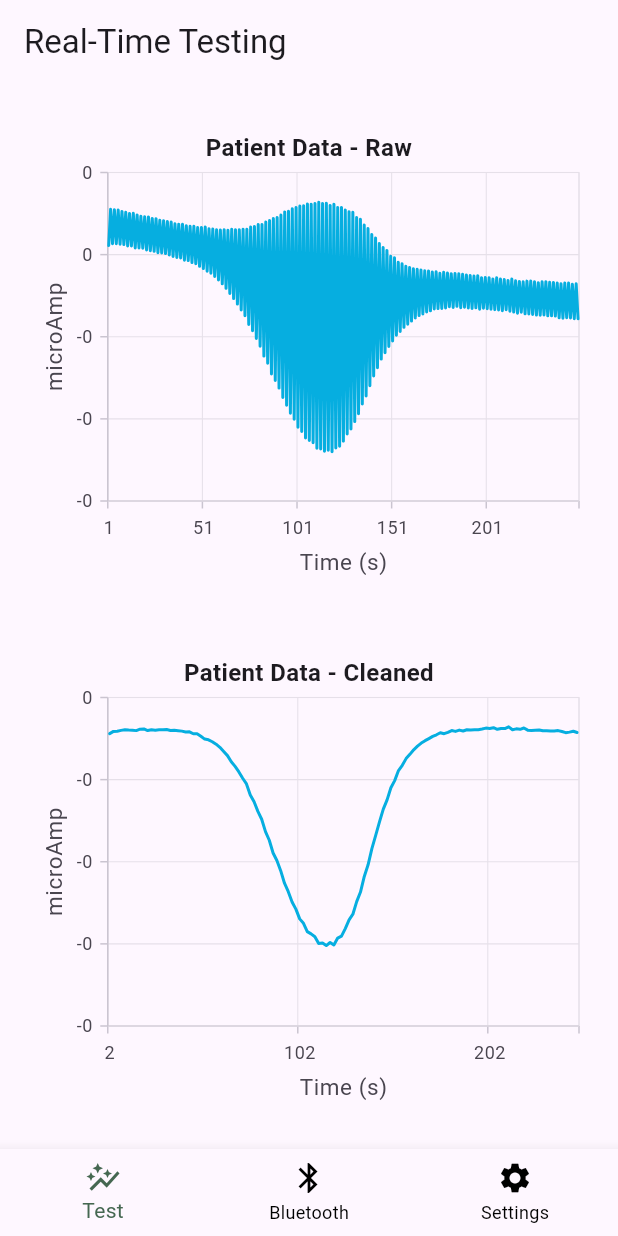
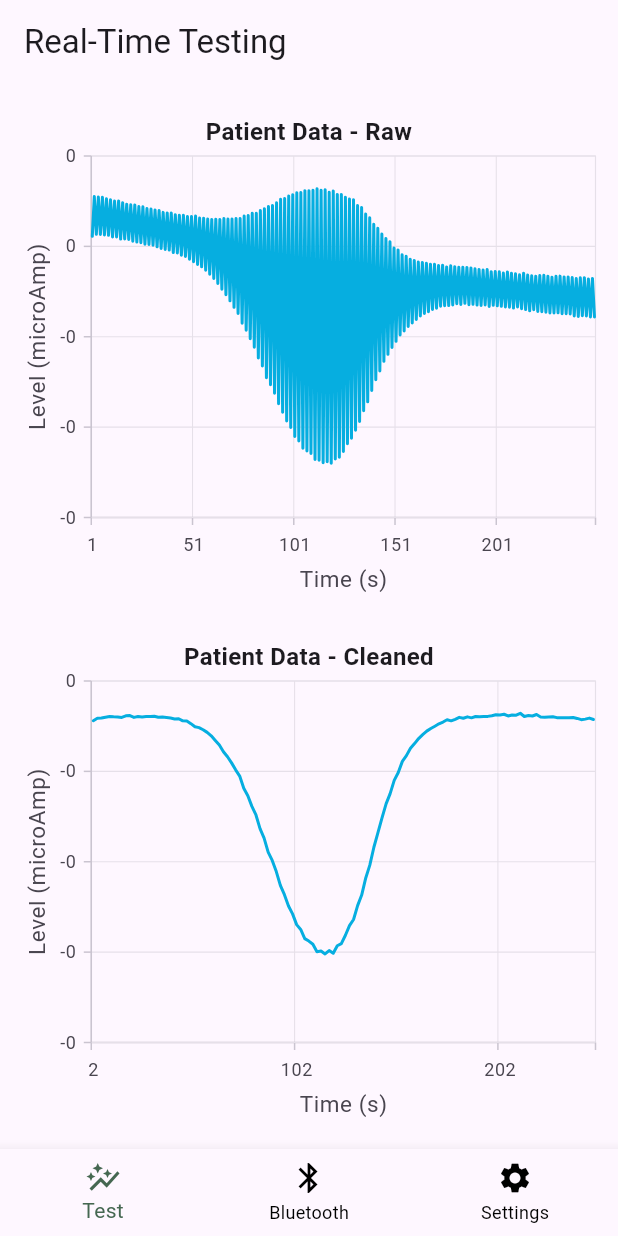
Before and after one commit to VimalanKM/Real-Time-Sensing-App---Bluetooth---Flutter, a Flutter app: the screen it shows after launch, on a phone screen of 412 x 824 dp. Run offline on Flutter 3.47's test engine with Material 3 defaults, Android fonts, the phone set to English and light mode, and no system bars; our stand-ins replace flutter_blue, flutter_local_notifications, flutter_map, geolocator, latlong2 and 2 more; missing offline and left inert: dart:ffi, flutter_background_service, flutter_dialogs; generated files the repository leaves out were written again.

Commit message:
added modifed graph v2

```diff
--- a/lib/screens/home_screen.dart
+++ b/lib/screens/home_screen.dart
@@ -305,7 +305,7 @@ class _HomeScreenState extends State<HomeScreen> {
             children: [
               //Chart 1
               Container(
-                padding: EdgeInsets.all(16),
+                padding: EdgeInsets.all(5),
                 height: 350,
                 child: SfCartesianChart(
                   title: const ChartTitle(
@@ -319,7 +319,7 @@ class _HomeScreenState extends State<HomeScreen> {
                   ),
                   primaryYAxis: const NumericAxis(
                     title: AxisTitle(
-                      text: 'microAmp',
+                      text: 'Level (microAmp)',
                     ),
                   ),
                   series: <LineSeries <PatientData, String>> [
@@ -333,7 +333,7 @@ class _HomeScreenState extends State<HomeScreen> {
               ),
               //Chart 2
               Container(
-                padding: EdgeInsets.all(16),
+                padding: EdgeInsets.all(5),
                 height: 350,
                 child: SfCartesianChart(
                   title: const ChartTitle(
@@ -347,7 +347,7 @@ class _HomeScreenState extends State<HomeScreen> {
                   ),
                   primaryYAxis: const NumericAxis(
                     title: AxisTitle(
-                      text: 'microAmp',
+                      text: 'Level (microAmp)',
                     ),
                   ),
                   series: <LineSeries<PatientData, String>>[
```
